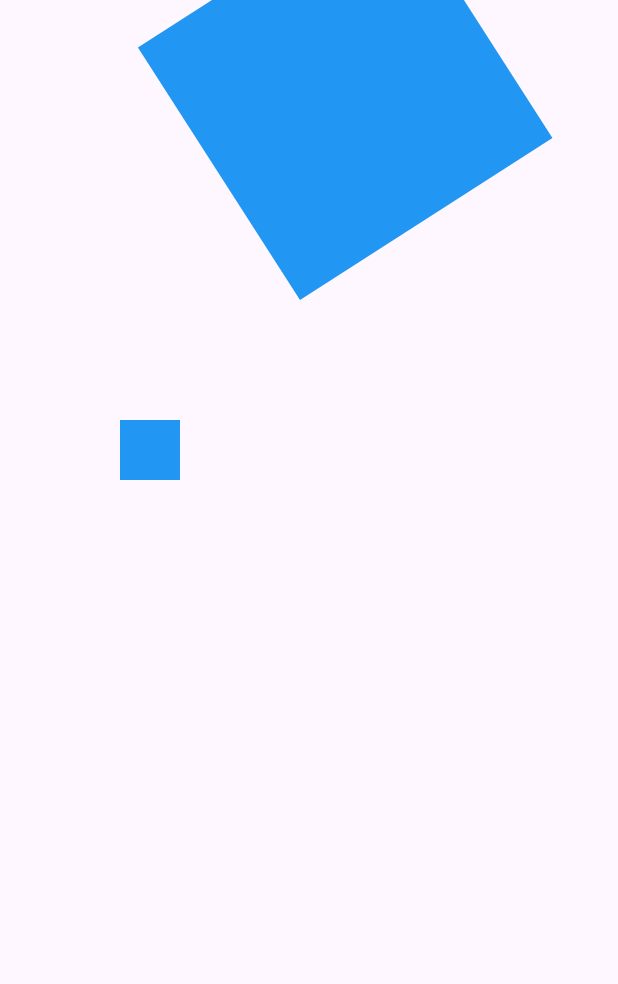
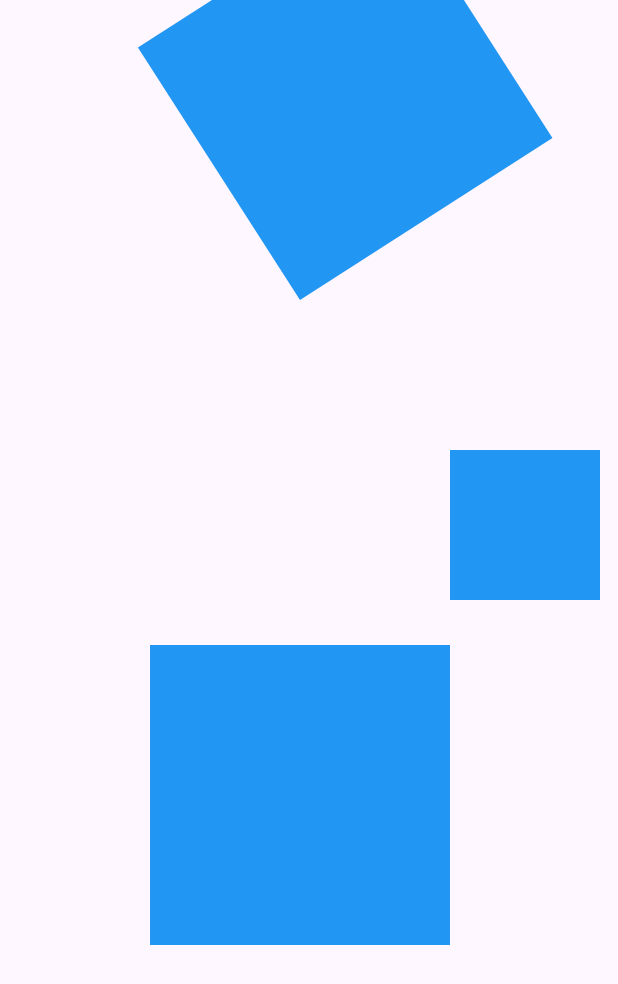
Before and after one commit to Roshan-Barkane/flutter_widgets_of_the_day, a Flutter app: the screen it shows after launch, on a phone screen of 412 x 824 dp. Shown: the top 984 px of the screen. Run offline on Flutter 3.47's test engine with Material 3 defaults, Android fonts, the phone set to English and light mode, and no system bars.

Commit message:
used tanslate property in tansform widget

```diff
--- a/lib/pages/tansform.dart
+++ b/lib/pages/tansform.dart
@@ -21,9 +21,10 @@ class _TansformWidgetState extends State<TansformWidget> {
                 if +ve value you roted by unticlockwise
                */
               angle: 1,
-              /* origin takes offset its have to paramiter
-                x-direction and y-direction */
+              /* origin takes offset its have to paramiter means change the position
+                 x-direction [-] and y-direction [|]*/
               origin: const Offset(100, 100),
+              // offset not depand center
               child: Container(
                 height: 200,
                 width: 200,
@@ -31,7 +32,21 @@ class _TansformWidgetState extends State<TansformWidget> {
               ),
             ),
             Transform.scale(
-              scale: 0.2,
+              //scale are increase height and widget
+              scale: 0.50,
+              origin: const Offset(500, 100),
+              child: Container(
+                height: 200,
+                width: 200,
+                color: Colors.blue,
+              ),
+            ),
+            const SizedBox(
+              height: 20,
+            ),
+            /* tanslate propety is not depand origin value its take offset set the position x and y direction */
+            Transform.translate(
+              offset: const Offset(100, 10),
               child: Container(
                 height: 200,
                 width: 200,
```
